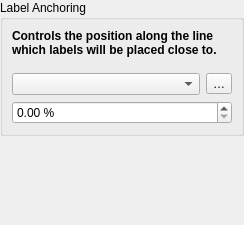
First picture: the form in src/ui/labeling/qgslabellineanchorwidgetbase.ui, repository qgis/QGIS, before the edit.
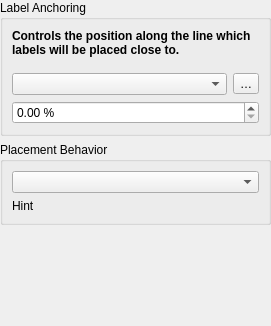
Second picture: the form after the edit. Custom widgets are drawn as their Qt base class.

Commit message:
[feature][labeling] Expose option to allow users to control whether anchor point for line labels is a hint or a strict requirement
Strict: Labels are placed exactly on the label anchor only, and no
other fallback placements are permitted.

Hint: The label anchor is treated as a hint for the preferred label
placement, but other placements close to the anchor point are permitted.

```diff
--- a/src/ui/labeling/qgslabellineanchorwidgetbase.ui
+++ b/src/ui/labeling/qgslabellineanchorwidgetbase.ui
@@ -6,8 +6,8 @@
    <rect>
     <x>0</x>
     <y>0</y>
-    <width>244</width>
-    <height>225</height>
+    <width>271</width>
+    <height>326</height>
    </rect>
   </property>
   <property name="windowTitle">
@@ -85,6 +85,28 @@
      </layout>
     </widget>
    </item>
+   <item row="1" column="0" colspan="2">
+    <widget class="QGroupBox" name="groupBox_2">
+     <property name="title">
+      <string>Placement Behavior</string>
+     </property>
+     <layout class="QGridLayout" name="gridLayout_3">
+      <item row="0" column="0">
+       <widget class="QComboBox" name="mAnchorTypeComboBox"/>
+      </item>
+      <item row="1" column="0">
+       <widget class="QLabel" name="mAnchorTypeHintLabel">
+        <property name="text">
+         <string>Hint</string>
+        </property>
+        <property name="wordWrap">
+         <bool>true</bool>
+        </property>
+       </widget>
+      </item>
+     </layout>
+    </widget>
+   </item>
   </layout>
  </widget>
  <customwidgets>
```
The commit also changes 22 other files.
